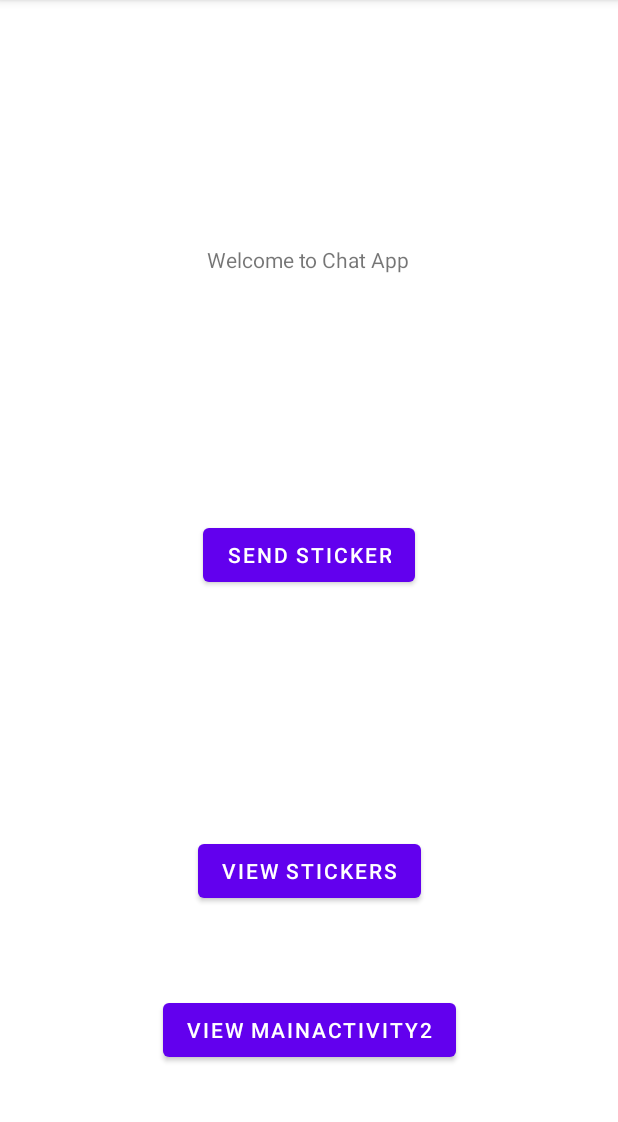
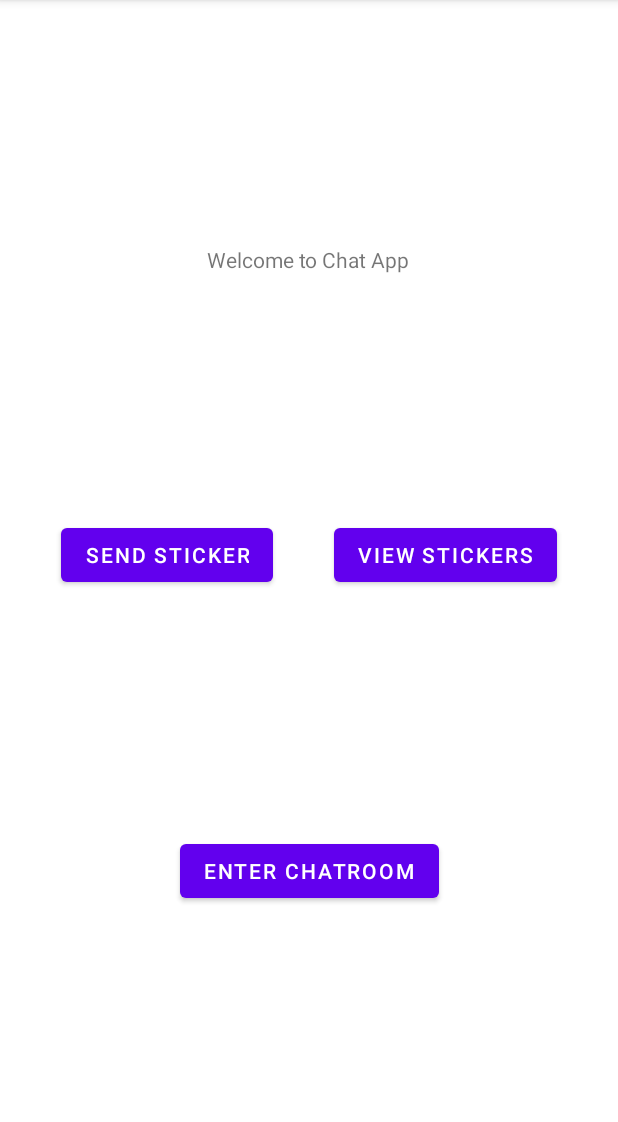
Before and after one commit to simpsonness/CS5520, an Android app: the screen it shows after launch (MainActivity), on a phone screen of 412 x 824 dp, the part 84-1206 px from its top. Run offline under Robolectric (Android 15) with nearby library versions, the phone set to English and light mode, and no system bars.

Commit message:
altered layout of main page

```diff
--- a/ChatApplication/app/build.gradle
+++ b/ChatApplication/app/build.gradle
@@ -43,8 +43,8 @@ dependencies {
 
     implementation 'com.squareup.retrofit2:retrofit:2.3.0'
     implementation 'com.squareup.retrofit2:converter-gson:2.3.0'
-    //implementation 'com.google.firebase:firebase-messaging:17.3.1'
-    implementation 'com.google.firebase:firebase-messaging:21.0.1'
+    implementation 'com.google.firebase:firebase-messaging:17.3.1'
+    //implementation 'com.google.firebase:firebase-messaging:21.0.1'
     implementation "androidx.cardview:cardview:1.0.0"
     implementation 'androidx.recyclerview:recyclerview:1.1.0'
 
--- a/ChatApplication/app/src/main/java/edu/neu/madcourse/chatapplication/MainActivity.java
+++ b/ChatApplication/app/src/main/java/edu/neu/madcourse/chatapplication/MainActivity.java
@@ -16,7 +16,7 @@ public class MainActivity extends AppCompatActivity {
         super.onCreate(savedInstanceState);
         setContentView(R.layout.activity_main);
 
-        mainActivityButton = (Button) findViewById(R.id.viewMainActivity2);
+        mainActivityButton = (Button) findViewById(R.id.enterChatroom);
         mainActivityButton.setOnClickListener(new View.OnClickListener() {
             @Override
             public void onClick(View v) {
--- a/ChatApplication/app/src/main/res/layout/activity_main.xml
+++ b/ChatApplication/app/src/main/res/layout/activity_main.xml
@@ -25,8 +25,8 @@
         android:layout_height="wrap_content"
         android:onClick="startSendStickerActivity"
         android:text="@string/send_sticker"
-        app:layout_constraintBottom_toTopOf="@id/viewStickers"
-        app:layout_constraintEnd_toEndOf="parent"
+        app:layout_constraintBottom_toTopOf="@id/enterChatroom"
+        app:layout_constraintEnd_toStartOf="@id/viewStickers"
         app:layout_constraintStart_toStartOf="parent"
         app:layout_constraintTop_toBottomOf="@id/welcome" />
 
@@ -36,16 +36,17 @@
         android:layout_height="wrap_content"
         android:onClick="startViewStickersActivity"
         android:text="@string/view_stickers"
-        app:layout_constraintBottom_toBottomOf="parent"
+        app:layout_constraintBottom_toTopOf="@id/enterChatroom"
         app:layout_constraintEnd_toEndOf="parent"
-        app:layout_constraintStart_toStartOf="parent"
-        app:layout_constraintTop_toBottomOf="@+id/sendSticker" />
+        app:layout_constraintTop_toBottomOf="@+id/welcome"
+        app:layout_constraintStart_toEndOf="@id/sendSticker"
+        app:layout_constraintVertical_bias="2" />
 
     <Button
-        android:id="@+id/viewMainActivity2"
+        android:id="@+id/enterChatroom"
         android:layout_width="wrap_content"
         android:layout_height="wrap_content"
-        android:text="view MainActivity2"
+        android:text="Enter Chatroom"
         app:layout_constraintBottom_toBottomOf="parent"
         app:layout_constraintEnd_toEndOf="parent"
         app:layout_constraintStart_toStartOf="parent"
```
